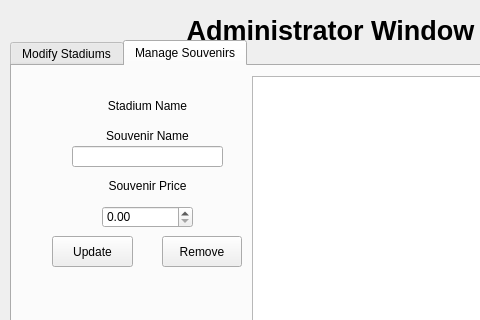
First picture: the form in BaseballTour/admin.ui, repository ethanl21/BaseballTour, before the edit; both pictures show x 0 to 480 and y 0 to 320 of the 731 by 544 pixel window.
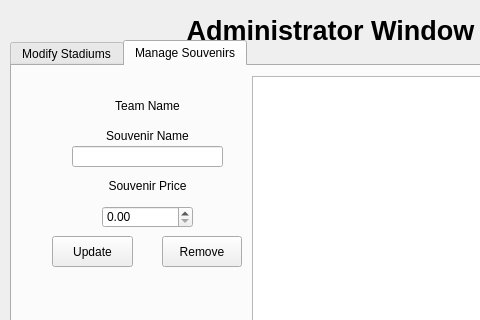
Second picture: the form after the edit.

```diff
--- a/BaseballTour/admin.ui
+++ b/BaseballTour/admin.ui
@@ -345,7 +345,7 @@
       </rect>
      </property>
      <property name="text">
-      <string>Stadium Name</string>
+      <string>Team Name</string>
      </property>
      <property name="alignment">
       <set>Qt::AlignCenter</set>
```
